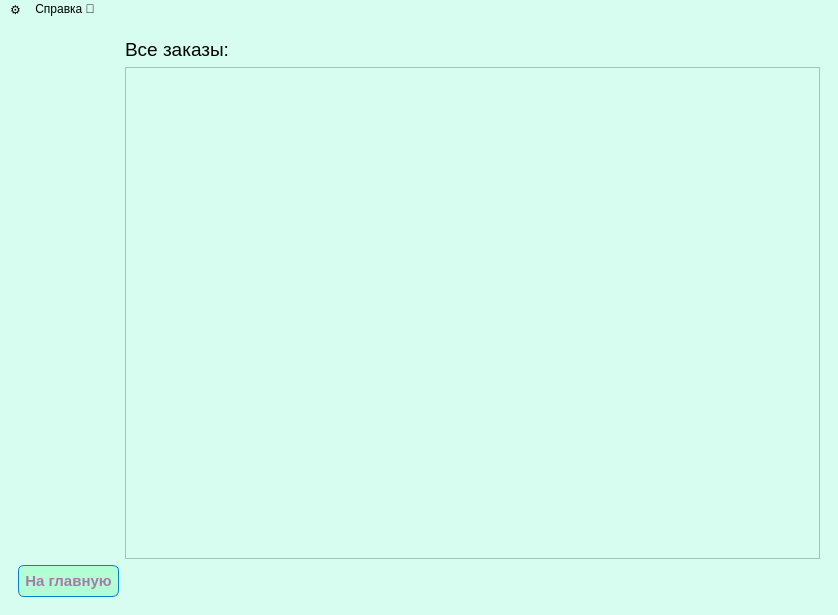
lilimejb/DLM, file main.ui: the form before one commit.
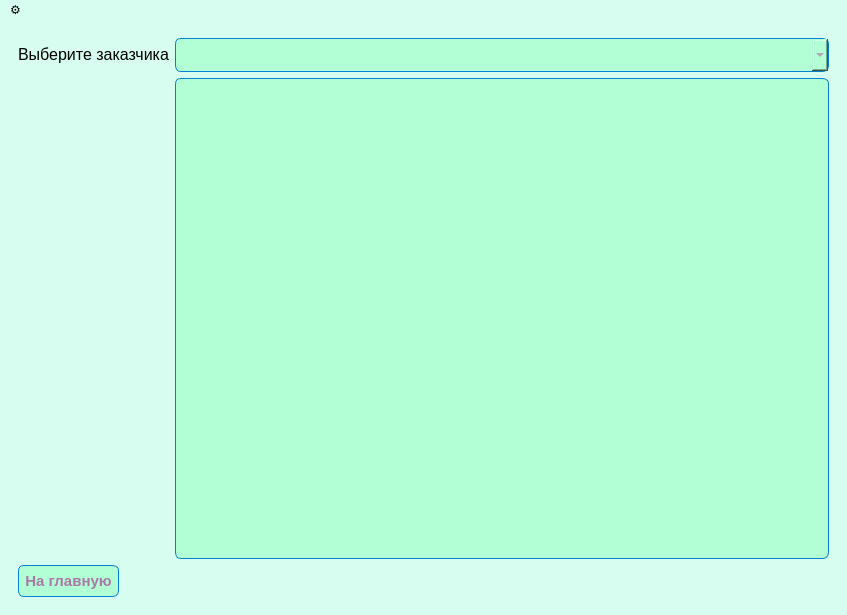
The form after the commit. The open tabs and pages were chosen to show the change.

The edit to the form file:
```diff
--- a/main.ui
+++ b/main.ui
@@ -6,7 +6,7 @@
    <rect>
     <x>0</x>
     <y>0</y>
-    <width>838</width>
+    <width>847</width>
     <height>615</height>
    </rect>
   </property>
@@ -1019,24 +1019,87 @@
              <enum>QFormLayout::DontWrapRows</enum>
             </property>
             <item row="0" column="0">
+             <widget class="QLabel" name="Label">
+              <property name="font">
+               <font>
+                <pointsize>12</pointsize>
+               </font>
+              </property>
+              <property name="text">
+               <string>Выберите заказчика</string>
+              </property>
+             </widget>
+            </item>
+            <item row="0" column="1">
+             <widget class="QComboBox" name="user_choose">
+              <property name="styleSheet">
+               <string notr="true">#user_choose{
+	background:linear-gradient(to bottom, #62c1e0 5%, #019ad2 100%);
+	background-color:#B2FFD6;
+	border-radius:6px;
+	border:1px solid #057fd0;
+	color:#AA78A6;
+	font-family:Arial;
+	font-size:15px;
+	font-weight:bold;
+	padding:6px 6px;
+	text-decoration:none;
+}
+#user_choose:hover {
+	background:linear-gradient(to bottom, #019ad2 5%, #62c1e0 100%);
+	background-color:#B4D6D3;
+}
+#user_choose:active {
+	position:relative;
+	top:1px;
+}
+</string>
+              </property>
+              <item>
+               <property name="text">
+                <string/>
+               </property>
+              </item>
+             </widget>
+            </item>
+            <item row="1" column="0">
              <widget class="QLabel" name="label_17">
               <property name="text">
                <string/>
               </property>
              </widget>
             </item>
-            <item row="0" column="1">
-             <widget class="QLabel" name="label_15">
+            <item row="1" column="1">
+             <widget class="QTextBrowser" name="info_view">
               <property name="font">
                <font>
-                <pointsize>14</pointsize>
+                <family>Arial</family>
+                <pointsize>-1</pointsize>
+                <weight>75</weight>
+                <bold>true</bold>
+                <underline>false</underline>
+                <strikeout>false</strikeout>
                </font>
               </property>
               <property name="styleSheet">
-               <string notr="true"/>
-              </property>
-              <property name="text">
-               <string>Все заказы:</string>
+               <string notr="true">#info_view{
+	background:linear-gradient(to bottom, #62c1e0 5%, #019ad2 100%);
+	background-color:#B2FFD6;
+	border-radius:6px;
+	border:1px solid #057fd0;
+	color:#AA78A6;
+	font-family:Arial;
+	font-size:26px;
+	font-weight:bold;
+	padding:6px 6px;
+	text-decoration:none;
+}
+
+#info_view:active {
+	position:relative;
+	top:1px;
+}
+</string>
               </property>
              </widget>
             </item>
@@ -1080,13 +1143,6 @@
               </property>
              </widget>
             </item>
-            <item row="1" column="1">
-             <widget class="QTableView" name="tableView">
-              <property name="styleSheet">
-               <string notr="true"/>
-              </property>
-             </widget>
-            </item>
            </layout>
           </item>
          </layout>
@@ -1102,7 +1158,7 @@
     <rect>
      <x>0</x>
      <y>0</y>
-     <width>838</width>
+     <width>847</width>
      <height>27</height>
     </rect>
    </property>
@@ -1131,13 +1187,7 @@
     </widget>
     <addaction name="theme"/>
    </widget>
-   <widget class="QMenu" name="menu_2">
-    <property name="title">
-     <string>Справка 📓</string>
-    </property>
-   </widget>
    <addaction name="menu"/>
-   <addaction name="menu_2"/>
   </widget>
   <action name="help">
    <property name="text">
```
Left out of the diff: 108 changed lines with no effect on the pictures.
